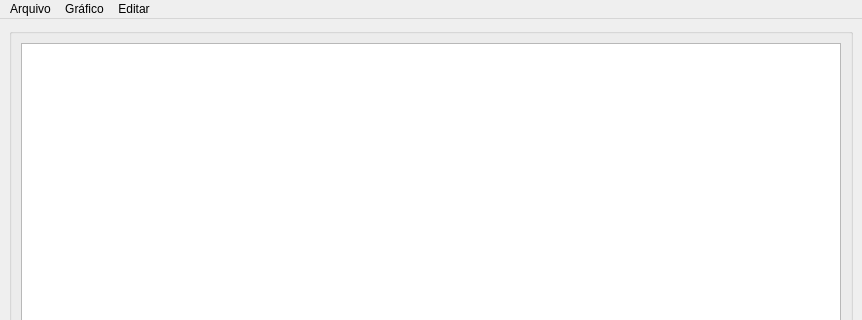
marconso/criador_de_graficos, file layout/main.ui: the form before one commit; both pictures show x 0 to 862 and y 0 to 320 of the 862 by 565 pixel window.
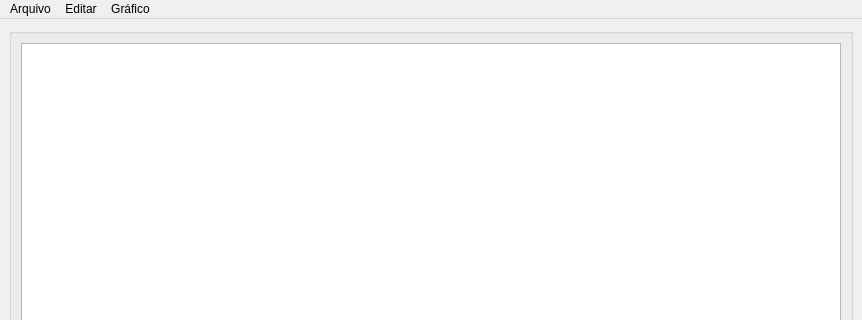
The form after the commit.

Commit message: mudança de algumas legendas

What changed in the file:
```diff
--- a/layout/main.ui
+++ b/layout/main.ui
@@ -36,7 +36,7 @@
      <x>0</x>
      <y>0</y>
      <width>862</width>
-     <height>32</height>
+     <height>23</height>
     </rect>
    </property>
    <widget class="QMenu" name="menuAbrir">
@@ -65,8 +65,8 @@
     <addaction name="actionConcatenar_dados"/>
    </widget>
    <addaction name="menuAbrir"/>
-   <addaction name="menuGr_fico"/>
    <addaction name="menuEditar"/>
+   <addaction name="menuGr_fico"/>
   </widget>
   <action name="actionSalvar">
    <property name="text">
```
Left out of the diff: 4 changed lines with no effect on the pictures.
